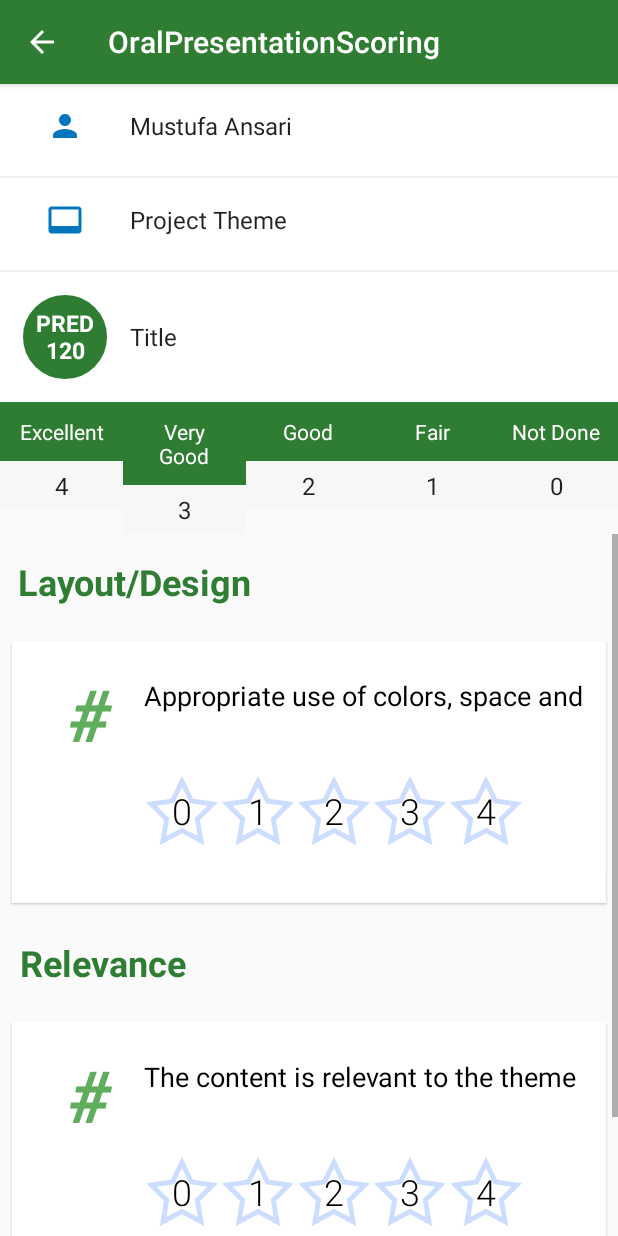
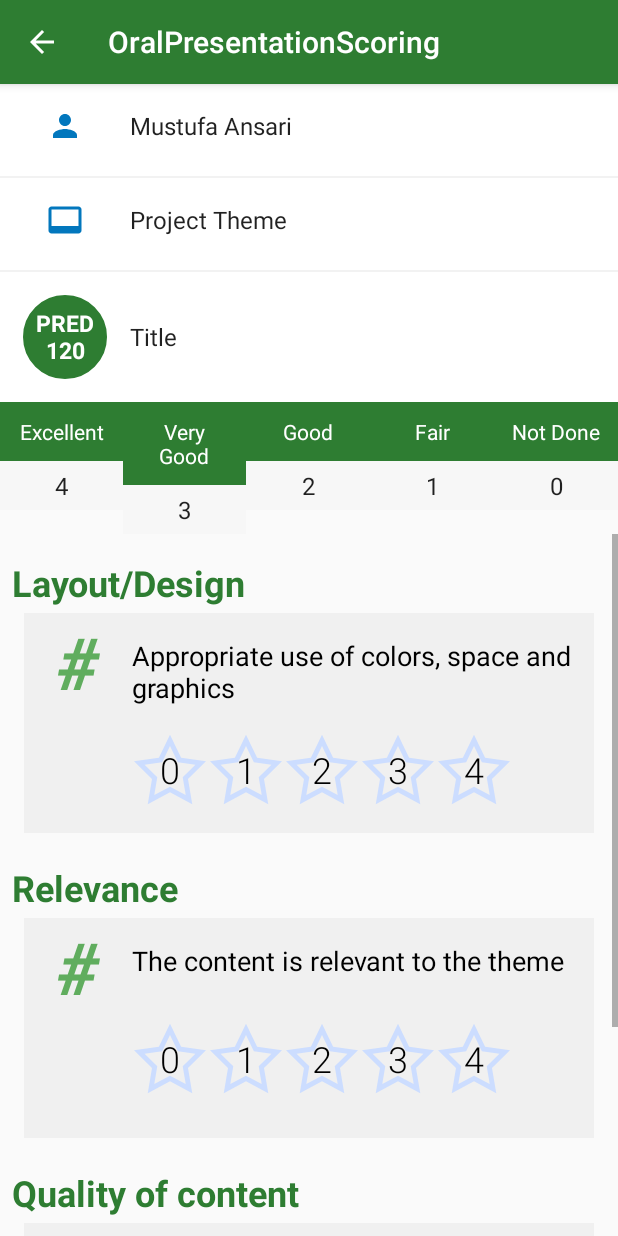
Before and after one commit to shznaqvi/ResearchDayScoringApp, an Android app: the ScoringActivity screen opened directly, with no data from a screen before it, on a phone screen of 412 x 824 dp. Run offline under Robolectric (Android 15) with nearby library versions, the phone set to English and light mode, and no system bars; our stand-ins replace data binding; 6 statements that could not run were skipped.

Commit message:
item gradience

```diff
--- /dev/null
+++ b/app/src/main/res/drawable/item_gradiant.xml
@@ -0,0 +1,8 @@
+<?xml version="1.0" encoding="utf-8"?>
+<selector xmlns:android="http://schemas.android.com/apk/res/android">
+    <item>
+        <shape>
+            <gradient android:angle="130" android:endColor="#efefefef" android:gradientRadius="1280dp" android:startColor="#ffffffff" android:type="linear" android:useLevel="true" />
+        </shape>
+    </item>
+</selector>
--- a/app/src/main/res/layout/item_content.xml
+++ b/app/src/main/res/layout/item_content.xml
@@ -5,11 +5,12 @@
     <android.support.constraint.ConstraintLayout
         android:layout_width="match_parent"
         android:layout_height="wrap_content"
-        android:layout_margin="8dp"
+        android:layout_marginStart="16dp"
+        android:layout_marginEnd="16dp"
+        android:layout_marginBottom="4dp"
         android:elevation="1dp"
-        android:background="@android:color/white"
-        android:orientation="horizontal"
-        android:padding="16dp">
+        android:background="@drawable/item_gradiant"
+        android:orientation="horizontal">
 
         <!--
 
@@ -42,15 +43,16 @@
         </TextView>
         <TextView
             android:id="@+id/contentText"
-            android:layout_width="417dp"
+            android:layout_width="match_parent"
             android:layout_height="wrap_content"
-            android:layout_marginTop="8dp"
-            android:maxLines="2"
+            android:layout_marginStart="72dp"
+            android:layout_marginTop="16dp"
             android:textSize="18sp"
+            android:maxLines="3"
             android:text="Relevance and Significance of  (to field of study, community, etc.)"
             android:textAppearance="@style/TextAppearance.AppCompat.Small"
             android:textColor="@android:color/black"
-            app:layout_constraintEnd_toEndOf="parent"
+            app:layout_constraintEnd_toStartOf="@id/marksShow"
             app:layout_constraintHorizontal_bias="0.0"
             app:layout_constraintStart_toEndOf="@+id/titlebg"
             app:layout_constraintTop_toTopOf="parent" />
@@ -103,12 +105,9 @@
 
         <LinearLayout
             android:layout_width="wrap_content"
-            android:layout_marginTop="40dp"
             android:layout_marginStart="72dp"
             android:id="@+id/linearLayout"
-            android:layout_marginBottom="16dp"
             android:layout_height="wrap_content"
-            android:paddingBottom="5dp"
             android:orientation="horizontal"
             app:layout_constraintBottom_toBottomOf="parent"
             app:layout_constraintStart_toStartOf="@+id/titlebg"
@@ -197,15 +196,10 @@
             android:id="@+id/marksShow"
             android:layout_width="wrap_content"
             android:layout_height="wrap_content"
-            android:layout_marginTop="32dp"
-            android:textColor="@color/colorPrimary"
-            android:textSize="40sp"
+            android:textColor="@color/grayOverlay"
+            android:textSize="110sp"
             android:textStyle="bold"
             app:layout_constraintBottom_toBottomOf="parent"
-            app:layout_constraintEnd_toEndOf="parent"
-            app:layout_constraintHorizontal_bias="0.857"
-            app:layout_constraintStart_toEndOf="@+id/linearLayout"
-            app:layout_constraintTop_toBottomOf="@+id/contentText"
-            app:layout_constraintVertical_bias="0.0" />
+            app:layout_constraintEnd_toEndOf="parent" />
     </android.support.constraint.ConstraintLayout>
 </layout>
--- a/app/src/main/res/layout/item_section.xml
+++ b/app/src/main/res/layout/item_section.xml
@@ -5,9 +5,9 @@
         android:layout_width="match_parent"
         android:layout_height="wrap_content"
         android:orientation="vertical"
-        android:paddingBottom="15dp"
-        android:paddingStart="5dp"
-        android:paddingTop="15dp">
+        android:paddingStart="8dp"
+        android:paddingTop="16dp"
+        android:paddingBottom="4dp">
 
         <TextView
             android:id="@+id/title_section"
@@ -18,8 +18,6 @@
             android:textColor="@color/colorPrimary"
             android:textStyle="bold"
             android:textSize="24sp"
-            app:layout_constraintEnd_toEndOf="parent"
-            app:layout_constraintHorizontal_bias="0.027"
             app:layout_constraintStart_toStartOf="parent"
             app:layout_constraintTop_toTopOf="parent" />
 
```
